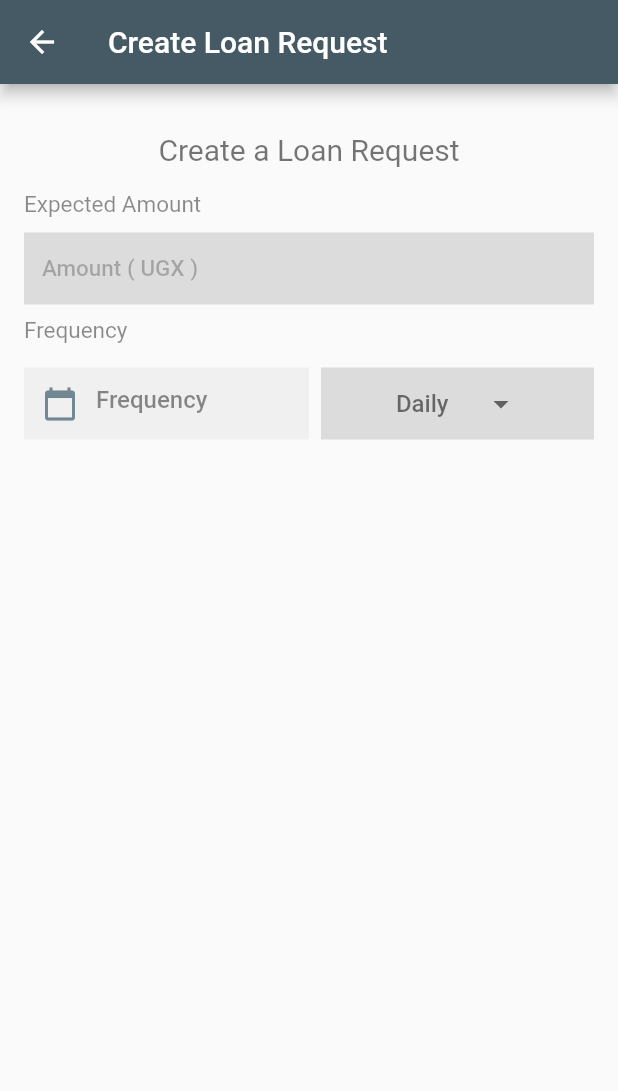
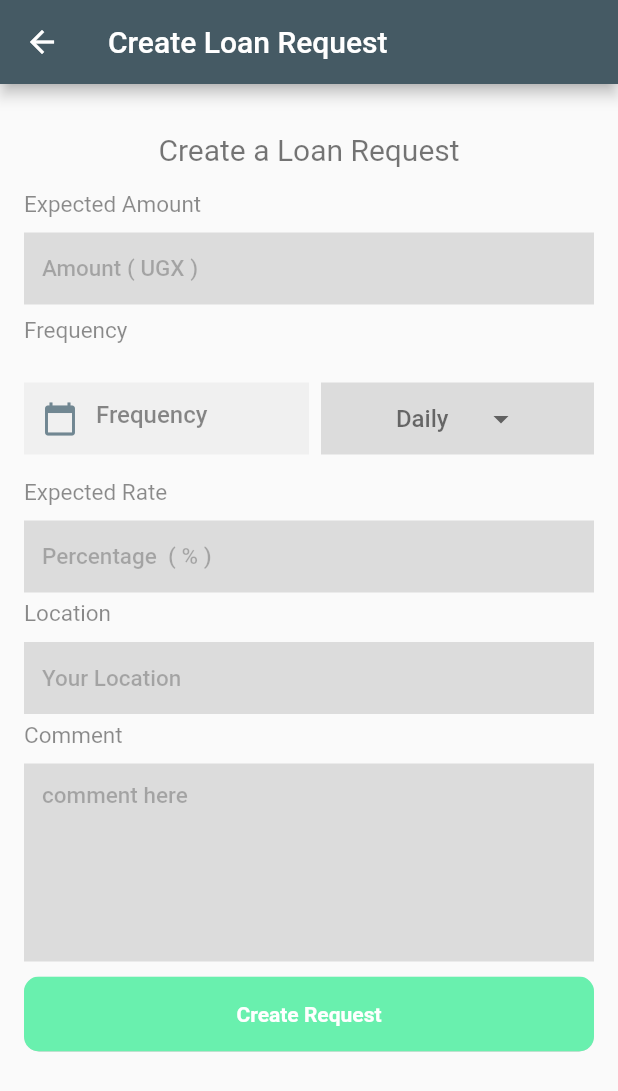
Before and after one commit to simonpojok/ideal, a Flutter app: the CreateDealScreen screen opened by its route, on a phone screen of 412 x 824 dp. Shown: the top 1091 px of the screen. Run offline on Flutter 3.47's test engine with Material 2 defaults, Android fonts, the phone set to English and light mode, and no system bars; our stand-ins replace cloud_firestore, firebase_auth, firebase_core, flutter_rating_bar, flutter_svg; accounts and stored records are empty.

Commit message:
finished the form creation

```diff
--- a/lib/src/screens/deal_create/create_deal_screen.dart
+++ b/lib/src/screens/deal_create/create_deal_screen.dart
@@ -1,6 +1,7 @@
 import 'package:flutter/material.dart';
 import 'package:ideal/src/screens/widgets/filled_text_input.dart';
 import 'package:ideal/src/screens/widgets/loan_duration_picker.dart';
+import 'package:ideal/src/screens/widgets/rectangular_button.dart';
 
 import '../../constants.dart';
 
@@ -20,7 +21,11 @@ class CreateDealScreen extends StatefulWidget {
 class _CreateDealScreenState extends State<CreateDealScreen> {
   final _amountController = TextEditingController();
   final _durationController = TextEditingController();
+  final _descriptionController = TextEditingController();
+  final _rateController = TextEditingController();
+  final _locationController = TextEditingController();
   String selectedDuration = "Daily";
+
   @override
   Widget build(BuildContext context) {
     return Scaffold(
@@ -68,6 +73,7 @@ class _CreateDealScreenState extends State<CreateDealScreen> {
                         ),
                   ),
                 ),
+                SizedBox(height: 10),
                 LoanDurationPicker(
                   hint: "Frequency",
                   durationController: _durationController,
@@ -78,6 +84,36 @@ class _CreateDealScreenState extends State<CreateDealScreen> {
                     });
                   },
                   selectedValue: selectedDuration,
+                ),
+                TextInputLabeled(
+                  label: "Expected Rate",
+                  hint: "Percentage  ( % )",
+                  amountController: _rateController,
+                  lineNumber: 1,
+                  keyboard: TextInputType.numberWithOptions(decimal: true),
+                ),
+                Container(
+                  margin: EdgeInsets.symmetric(vertical: 5),
+                  child: TextInputLabeled(
+                    label: "Location",
+                    hint: "Your Location",
+                    amountController: _locationController,
+                    lineNumber: 1,
+                    keyboard: TextInputType.text,
+                  ),
+                ),
+                TextInputLabeled(
+                  label: "Comment",
+                  hint: "comment here",
+                  amountController: _descriptionController,
+                  lineNumber: 6,
+                  keyboard: TextInputType.text,
+                ),
+                SizedBox(height: 10),
+                RectangularButton(
+                  onTap: () {},
+                  color: Colors.greenAccent,
+                  label: 'Create Request',
                 )
               ],
             ),
@@ -94,6 +130,7 @@ class TextInputLabeled extends StatelessWidget {
   final String hint;
   final int lineNumber;
   final TextInputType keyboard;
+
   const TextInputLabeled({
     Key? key,
     required TextEditingController amountController,
```
